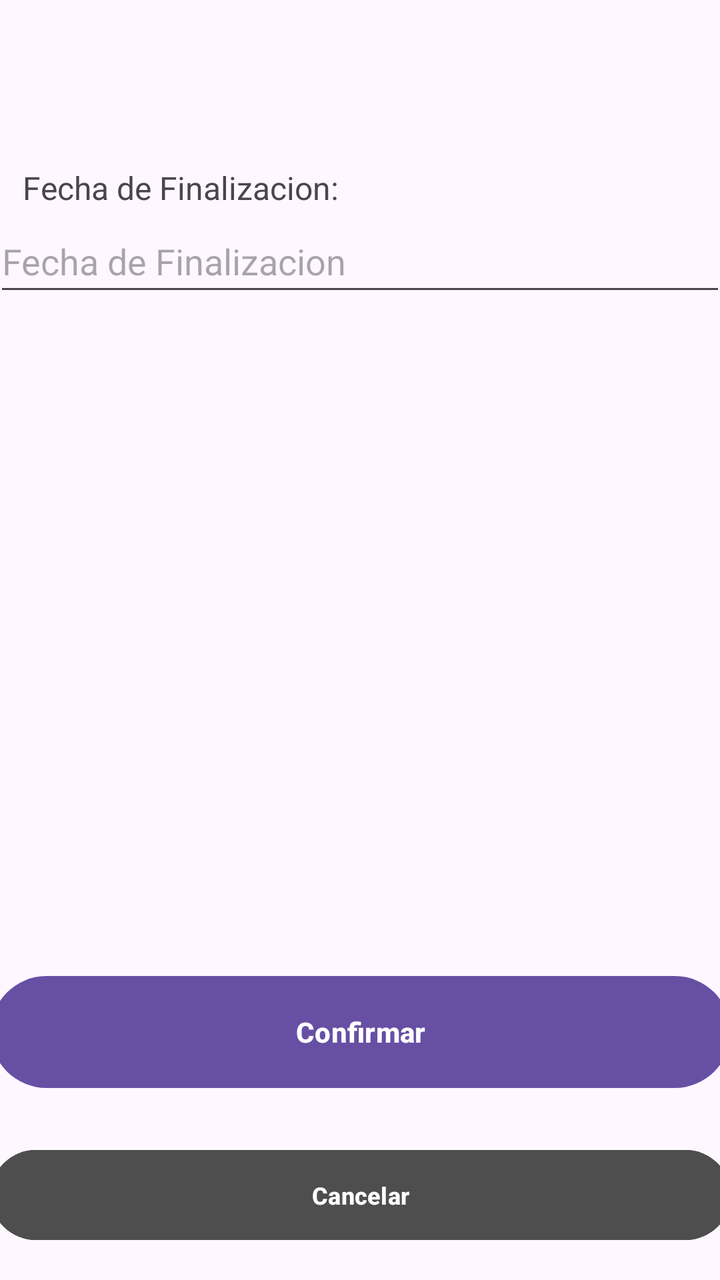
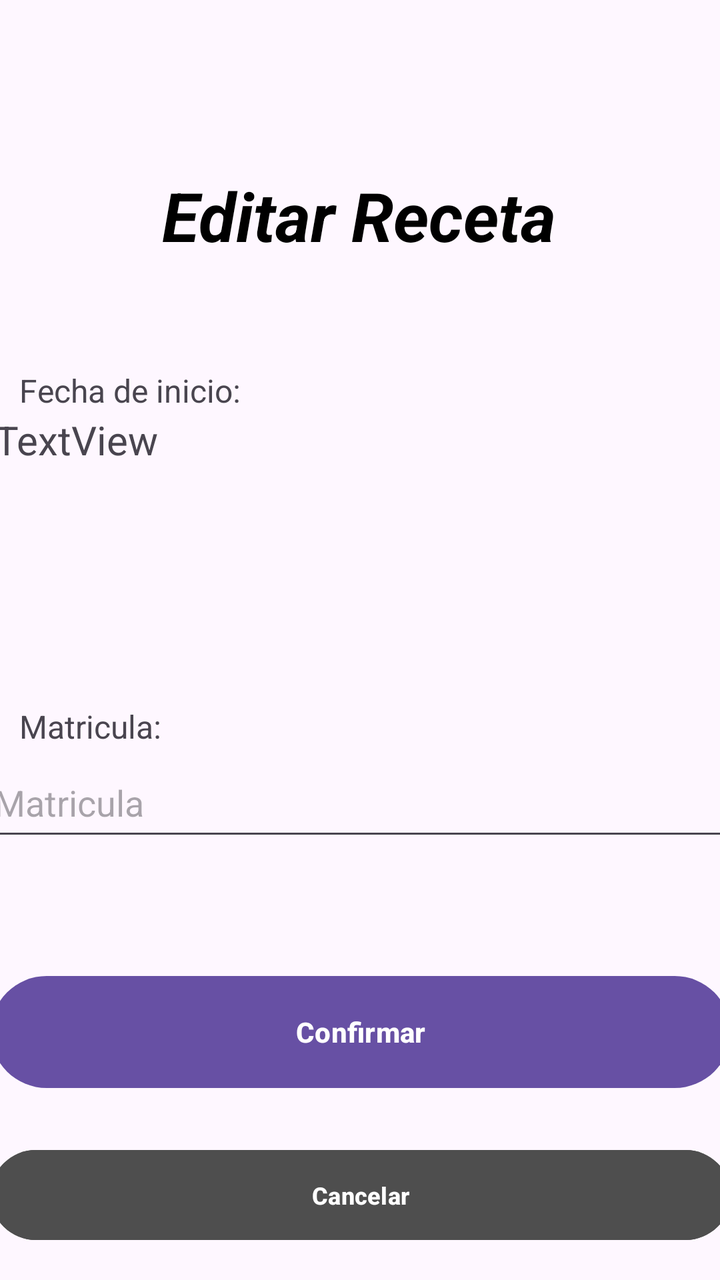

Two renders of the same Android screen: before a commit and after it. Below are the layout's source before the change and the commit's diff.
<!-- AndroidManifest.xml: application theme Theme.MobilesVC -->
<!-- res/layout/receta_edit_view.xml -->
<?xml version="1.0" encoding="utf-8"?>
<androidx.constraintlayout.widget.ConstraintLayout xmlns:android="http://schemas.android.com/apk/res/android"
    xmlns:app="http://schemas.android.com/apk/res-auto"
    xmlns:tools="http://schemas.android.com/tools"
    android:layout_width="match_parent"
    android:layout_height="match_parent">

    <TextView
        android:id="@+id/textView53"
        android:layout_width="200dp"
        android:layout_height="22dp"
        android:text="Fecha de Finalizacion:"
        android:textSize="16sp"
        app:layout_constraintBottom_toTopOf="@+id/vFechaEdit"
        app:layout_constraintEnd_toEndOf="parent"
        app:layout_constraintHorizontal_bias="0.07"
        app:layout_constraintStart_toStartOf="parent" />

    <Button
        android:id="@+id/vEditReceta"
        android:layout_width="370dp"
        android:layout_height="64dp"
        android:layout_marginBottom="92dp"
        android:paddingVertical="14dp"
        android:text="Confirmar"
        android:textStyle="bold"
        app:layout_constraintBottom_toBottomOf="parent"
        app:layout_constraintEnd_toEndOf="parent"
        app:layout_constraintHorizontal_bias="0.5"
        app:layout_constraintStart_toStartOf="parent" />

    <TextView
        android:id="@+id/textView8"
        android:layout_width="wrap_content"
        android:layout_height="wrap_content"
        android:layout_marginStart="130dp"
        android:layout_marginTop="85dp"
        android:layout_marginEnd="131dp"
        android:layout_marginBottom="76dp"
        android:fontFamily="sans-serif"
        android:text="Editar Receta"
        android:textColor="#000000"
        android:textSize="34sp"
        android:textStyle="bold|italic"
        app:layout_constraintBottom_toTopOf="@+id/vFechaEdit"
        app:layout_constraintEnd_toEndOf="parent"
        app:layout_constraintStart_toStartOf="parent"
        app:layout_constraintTop_toTopOf="parent"
        tools:textSize="26sp" />

    <Button
        android:id="@+id/vVolverRecetaEdit"
        android:layout_width="370dp"
        android:layout_height="53dp"
        android:layout_marginHorizontal="24dp"
        android:layout_marginBottom="16dp"
        android:backgroundTint="#4E4E4E"
        android:paddingVertical="10dp"
        android:text="Cancelar"
        android:textSize="12sp"
        android:textStyle="bold"
        android:visibility="visible"
        app:layout_constraintBottom_toBottomOf="parent"
        app:layout_constraintEnd_toEndOf="parent"
        app:layout_constraintHorizontal_bias="0.5"
        app:layout_constraintStart_toStartOf="parent" />

    <EditText
        android:id="@+id/vFechaEdit"
        android:layout_width="366dp"
        android:layout_height="48dp"
        android:layout_marginStart="22dp"
        android:layout_marginEnd="23dp"
        android:layout_marginBottom="331dp"
        android:ems="10"
        android:hint="Fecha de Finalizacion"
        android:inputType="date"
        app:layout_constraintBottom_toTopOf="@+id/vEditReceta"
        app:layout_constraintEnd_toEndOf="parent"
        app:layout_constraintStart_toStartOf="parent" />
</androidx.constraintlayout.widget.ConstraintLayout>
<!-- resources referenced by this layout -->
<resources>
  <style name="Theme.MobilesVC" parent="Base.Theme.MobilesVC" />
  <style name="Base.Theme.MobilesVC" parent="Theme.Material3.DayNight.NoActionBar">
          
          
      </style>
</resources>

<!-- the commit's change to res/layout/receta_edit_view.xml (unified diff, before → after) -->
@@ -5,15 +5,41 @@
     android:layout_width="match_parent"
     android:layout_height="match_parent">
 
+    <EditText
+        android:id="@+id/vMatriculaEdit"
+        android:layout_width="373dp"
+        android:layout_height="51dp"
+        android:layout_marginStart="18dp"
+        android:layout_marginTop="120dp"
+        android:layout_marginEnd="20dp"
+        android:ems="10"
+        android:hint="Matricula"
+        android:inputType="date"
+        app:layout_constraintEnd_toEndOf="parent"
+        app:layout_constraintHorizontal_bias="0.5"
+        app:layout_constraintStart_toStartOf="parent"
+        app:layout_constraintTop_toBottomOf="@+id/vFechaEdit" />
+
+    <TextView
+        android:id="@+id/textView72"
+        android:layout_width="200dp"
+        android:layout_height="22dp"
+        android:text="Matricula:"
+        android:textSize="16sp"
+        app:layout_constraintBottom_toTopOf="@+id/vMatriculaEdit"
+        app:layout_constraintEnd_toEndOf="parent"
+        app:layout_constraintHorizontal_bias="0.06"
+        app:layout_constraintStart_toStartOf="parent" />
+
     <TextView
         android:id="@+id/textView53"
         android:layout_width="200dp"
         android:layout_height="22dp"
-        android:text="Fecha de Finalizacion:"
+        android:text="Fecha de inicio:"
         android:textSize="16sp"
         app:layout_constraintBottom_toTopOf="@+id/vFechaEdit"
         app:layout_constraintEnd_toEndOf="parent"
-        app:layout_constraintHorizontal_bias="0.07"
+        app:layout_constraintHorizontal_bias="0.06"
         app:layout_constraintStart_toStartOf="parent" />
 
     <Button
@@ -36,13 +62,11 @@
         android:layout_marginStart="130dp"
         android:layout_marginTop="85dp"
         android:layout_marginEnd="131dp"
-        android:layout_marginBottom="76dp"
         android:fontFamily="sans-serif"
         android:text="Editar Receta"
         android:textColor="#000000"
         android:textSize="34sp"
         android:textStyle="bold|italic"
-        app:layout_constraintBottom_toTopOf="@+id/vFechaEdit"
         app:layout_constraintEnd_toEndOf="parent"
         app:layout_constraintStart_toStartOf="parent"
         app:layout_constraintTop_toTopOf="parent"
@@ -65,17 +89,14 @@
         app:layout_constraintHorizontal_bias="0.5"
         app:layout_constraintStart_toStartOf="parent" />
 
-    <EditText
+    <TextView
         android:id="@+id/vFechaEdit"
-        android:layout_width="366dp"
-        android:layout_height="48dp"
-        android:layout_marginStart="22dp"
-        android:layout_marginEnd="23dp"
-        android:layout_marginBottom="331dp"
-        android:ems="10"
-        android:hint="Fecha de Finalizacion"
-        android:inputType="date"
-        app:layout_constraintBottom_toTopOf="@+id/vEditReceta"
+        android:layout_width="366sp"
+        android:layout_height="48sp"
+        android:layout_marginTop="76dp"
+        android:text="TextView"
+        android:textSize="20sp"
         app:layout_constraintEnd_toEndOf="parent"
-        app:layout_constraintStart_toStartOf="parent" />
+        app:layout_constraintStart_toStartOf="parent"
+        app:layout_constraintTop_toBottomOf="@+id/textView8" />
 </androidx.constraintlayout.widget.ConstraintLayout>
